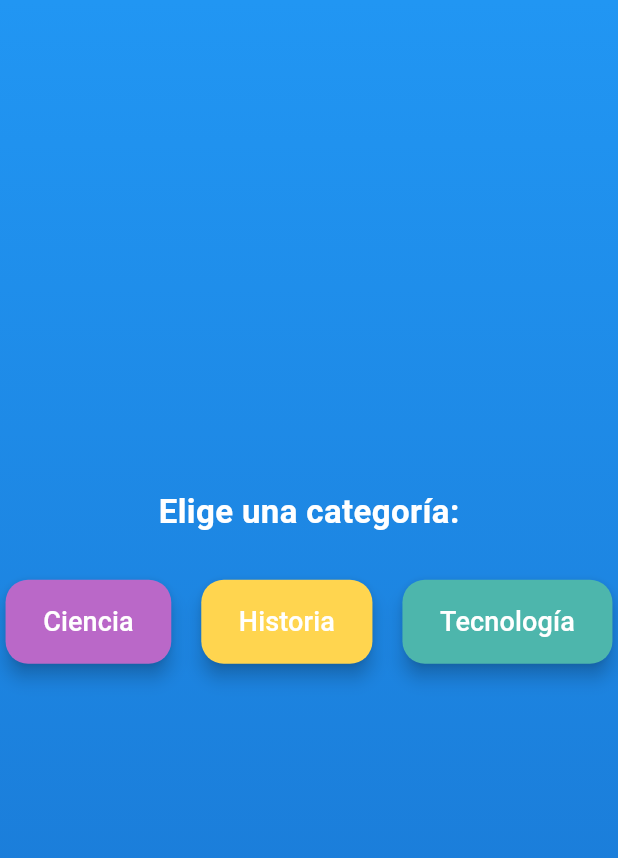
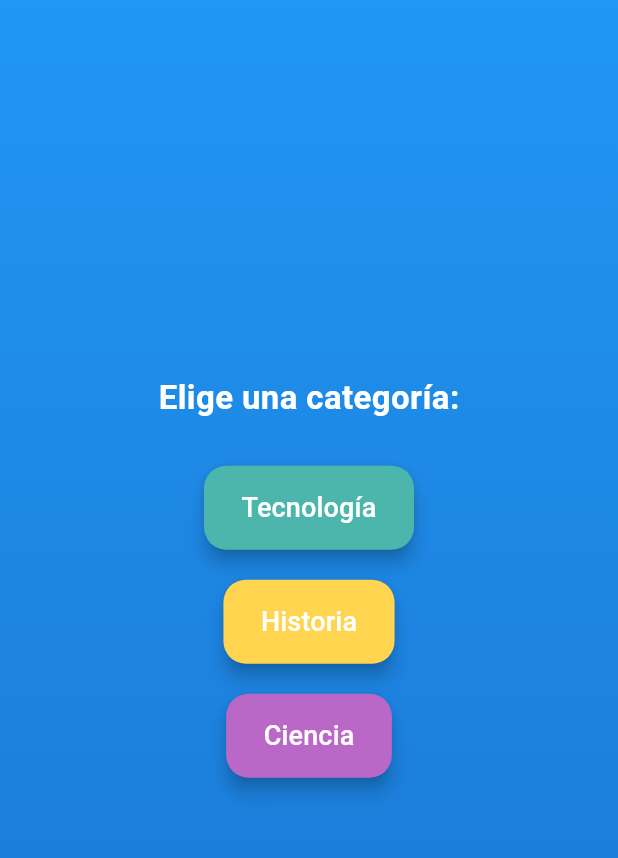
Before and after one commit to danilavida/reto3ios, a Flutter app: the screen it shows after launch, on a phone screen of 412 x 824 dp, the part 84-942 px from its top. Run offline on Flutter 3.47's test engine with Material 3 defaults, Android fonts, the phone set to English and light mode, and no system bars.

Commit message:
Reorganizar la pantalla de inicio para usar un diseño de columna y actualizar las categorías de los botones

```diff
--- a/lib/screens/fact_screen.dart
+++ b/lib/screens/fact_screen.dart
@@ -1,7 +1,6 @@
 import 'package:flutter/material.dart';
 import 'package:reto3ios/constants/text_colors.dart';
 import '../constants/app_colors.dart';
-import '../constants/text_colors.dart';
 import '../data/facts_repository.dart';
 
 class FactScreen extends StatefulWidget {
--- a/lib/screens/home_screen.dart
+++ b/lib/screens/home_screen.dart
@@ -38,21 +38,22 @@ class HomeScreen extends StatelessWidget {
             children: [
               Text('Elige una categoría:', style: TextStyles.categoryTitle),
               const SizedBox(height: 30),
-              Wrap(
-                spacing: 20,
-                runSpacing: 20,
+              Column(
+                mainAxisAlignment: MainAxisAlignment.center,
                 children: [
                   CategoryButton(
-                    category: 'Ciencia',
-                    onPressed: () => _navigateToCategory(context, 'Ciencia'),
+                    category: 'Tecnología',
+                    onPressed: () => _navigateToCategory(context, 'Tecnología'),
                   ),
+                  const SizedBox(height: 20),
                   CategoryButton(
                     category: 'Historia',
                     onPressed: () => _navigateToCategory(context, 'Historia'),
                   ),
+                  const SizedBox(height: 20),
                   CategoryButton(
-                    category: 'Tecnología',
-                    onPressed: () => _navigateToCategory(context, 'Tecnología'),
+                    category: 'Ciencia',
+                    onPressed: () => _navigateToCategory(context, 'Ciencia'),
                   ),
                 ],
               ),
```
